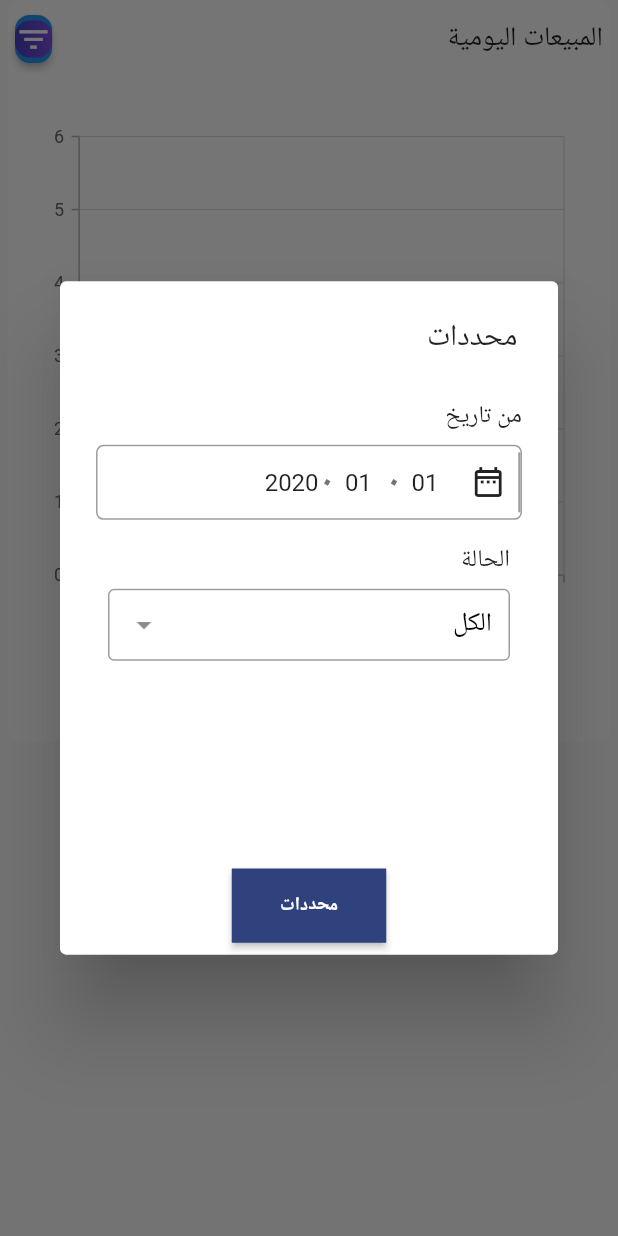
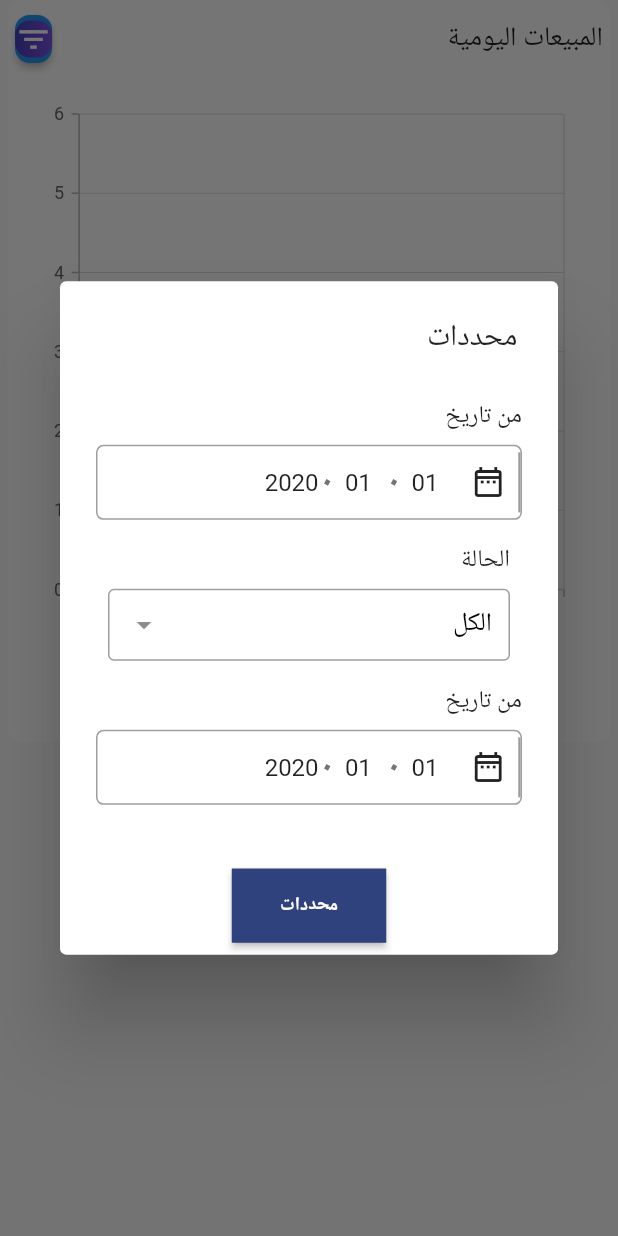
Before and after one commit to adham-turki/dashboardflutter, a Flutter app: the DailySalesDashboard widget shown alone on an empty page, opened directly, after a tap on the "filter list" icon, on a phone screen of 412 x 824 dp. Run offline on Flutter 3.47's test engine with Material 2 defaults, Android fonts, the phone set to English and light mode, and no system bars; drawn by our look-alikes of dropdown_search; our stand-ins replace dropdown_button2, fl_chart, flutter_secure_storage, flutter_svg, go_router, google_fonts and 5 more; missing offline and left inert: dart:html, encrypt, pluto_grid; accounts and stored records are empty; generated files the repository leaves out were written again; statements that could not run were skipped.

Commit message:
dashboard edits

```diff
--- a/lib/components/charts.dart
+++ b/lib/components/charts.dart
@@ -37,7 +37,7 @@ class CustomBarChart extends StatelessWidget {
               controller: scrollController,
               scrollDirection: Axis.horizontal,
               child: Container(
-                height: height * 0.43,
+                height: height * 0.46,
                 width: data.length * 100.0,
                 padding: const EdgeInsets.all(16.0),
                 child: SfCartesianChart(
@@ -67,7 +67,7 @@ class CustomBarChart extends StatelessWidget {
             ),
           )
         : Container(
-            height: height * 0.43,
+            height: height * 0.46,
             padding: const EdgeInsets.all(16.0),
             child: SfCartesianChart(
               isTransposed: true,
--- a/lib/screen/dashboard_content/daily_sales_dashboard.dart
+++ b/lib/screen/dashboard_content/daily_sales_dashboard.dart
@@ -217,11 +217,11 @@ class _DailySalesDashboardState extends State<DailySalesDashboard> {
                         ),
                       ],
                     ),
-                    selectedChart == _locale.barChart
-                        ? SizedBox(
-                            height: 15,
-                          )
-                        : Container(),
+                    // selectedChart == _locale.barChart
+                    //     ? SizedBox(
+                    //         height: 15,
+                    //       )
+                    //     : Container(),
                     selectedChart == _locale.lineChart
                         ? BalanceLineChart(
                             yAxisText: _locale.balances,
--- a/lib/screen/dashboard_content/filter_dialog/filter_dialog_daily_sales.dart
+++ b/lib/screen/dashboard_content/filter_dialog/filter_dialog_daily_sales.dart
@@ -191,31 +191,31 @@ class _FilterDialogDailySalesState extends State<FilterDialogDailySales> {
                 : Column(
                     mainAxisAlignment: MainAxisAlignment.spaceBetween,
                     children: [
-                      // SizedBox(
-                      //   height: height * 0.12,
-                      //   width: isDesktop ? width * 0.135 : width * 0.9,
-                      //   child: CustomDate(
-                      //     dateController: _fromDateController,
-                      //     label: _locale.fromDate,
-                      //     minYear: 2000,
-                      //     onValue: (isValid, value) {
-                      //       if (isValid) {
-                      //         setState(() {
-                      //           _fromDateController.text = value;
-                      //           DateTime from =
-                      //               DateTime.parse(_fromDateController.text);
-                      //           DateTime to =
-                      //               DateTime.parse(_toDateController.text);
+                      SizedBox(
+                        height: height * 0.12,
+                        width: isDesktop ? width * 0.135 : width * 0.9,
+                        child: CustomDate(
+                          dateController: _fromDateController,
+                          label: _locale.fromDate,
+                          minYear: 2000,
+                          onValue: (isValid, value) {
+                            if (isValid) {
+                              setState(() {
+                                _fromDateController.text = value;
+                                DateTime from =
+                                    DateTime.parse(_fromDateController.text);
+                                DateTime to =
+                                    DateTime.parse(_toDateController.text);
 
-                      //           if (from.isAfter(to)) {
-                      //             ErrorController.openErrorDialog(
-                      //                 1, _locale.startDateAfterEndDate);
-                      //           }
-                      //         });
-                      //       }
-                      //     },
-                      //   ),
-                      // ),
+                                if (from.isAfter(to)) {
+                                  ErrorController.openErrorDialog(
+                                      1, _locale.startDateAfterEndDate);
+                                }
+                              });
+                            }
+                          },
+                        ),
+                      ),
                     ],
                   ),
           ],
```
